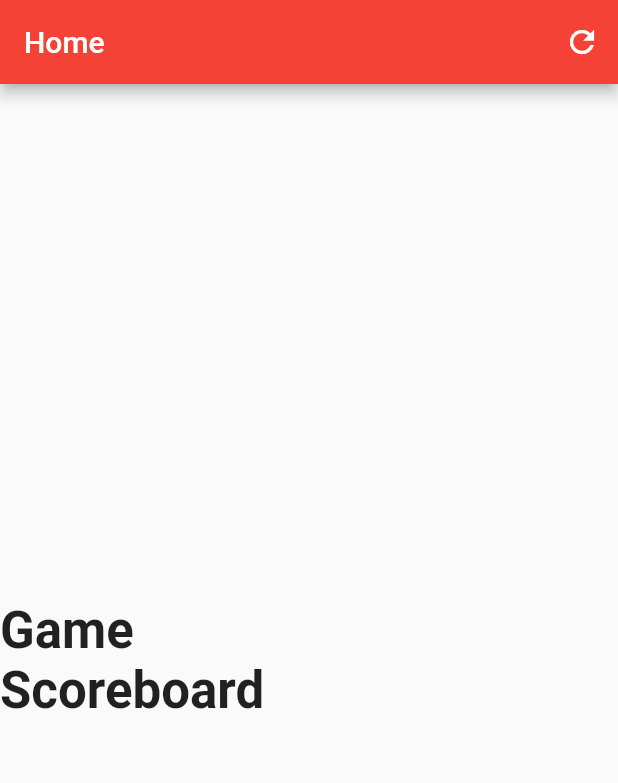
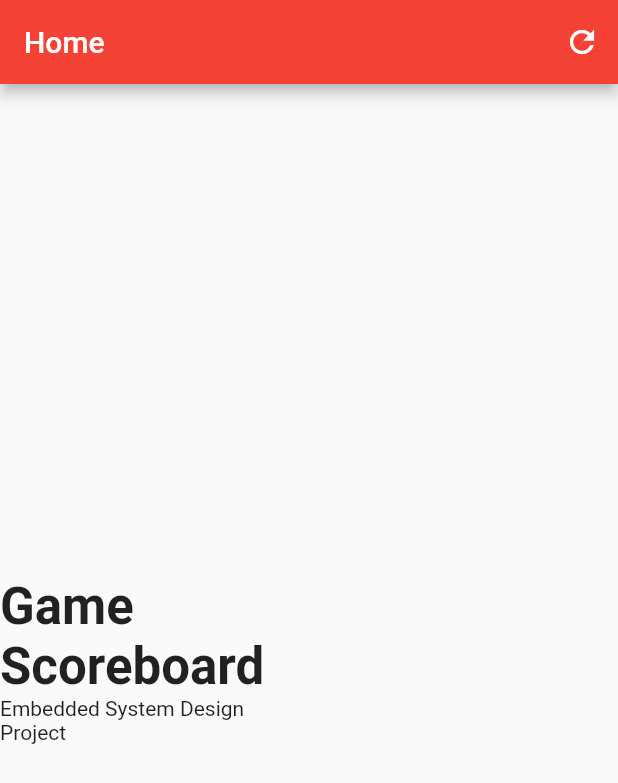
Before and after one commit to ESD-shooting-mini-game/game-scoreboard, a Flutter app: the screen it shows after launch, on a phone screen of 412 x 824 dp. Shown: the top 783 px of the screen. Run offline on Flutter 3.47's test engine with Material 2 defaults, Android fonts, the phone set to English and light mode, and no system bars; our stand-ins replace flutter_countdown_timer, google_fonts; missing offline and left inert: flutter_libserialport; statements that could not run were skipped.

Commit message:
:alien: so far so good

```diff
--- a/lib/home.dart
+++ b/lib/home.dart
@@ -28,20 +28,27 @@ class _HomeState extends State<Home> {
             onPressed: () {
               // refresh
               setState(() {
+                availablePorts.clear();
                 availablePorts = SerialPort.availablePorts;
               });
             },
-            icon: Icon(Icons.refresh_outlined),
+            icon: const Icon(Icons.refresh_outlined),
           ),
         ],
       ),
       body: Row(
         children: [
-          const Expanded(
+          Expanded(
               child: Center(
-            child: Text(
-              'Game Scoreboard',
-              style: TextStyle(fontSize: 34, fontWeight: FontWeight.bold),
+            child: Column(
+              mainAxisSize: MainAxisSize.min,
+              children: const [
+                Text(
+                  'Game Scoreboard',
+                  style: TextStyle(fontSize: 34, fontWeight: FontWeight.bold),
+                ),
+                Text('Embedded System Design Project'),
+              ],
             ),
           )),
           Expanded(
--- a/pubspec.yaml
+++ b/pubspec.yaml
@@ -37,6 +37,7 @@ dependencies:
   # cupertino_icons: ^1.0.2
   flutter_libserialport: ^0.3.0
   google_fonts: ^3.0.1
+  flutter_countdown_timer: ^4.1.0
 
 dev_dependencies:
   flutter_test:
```
Also changed, not shown: lib/score_page.dart (+82 -30 lines), pubspec.lock.
